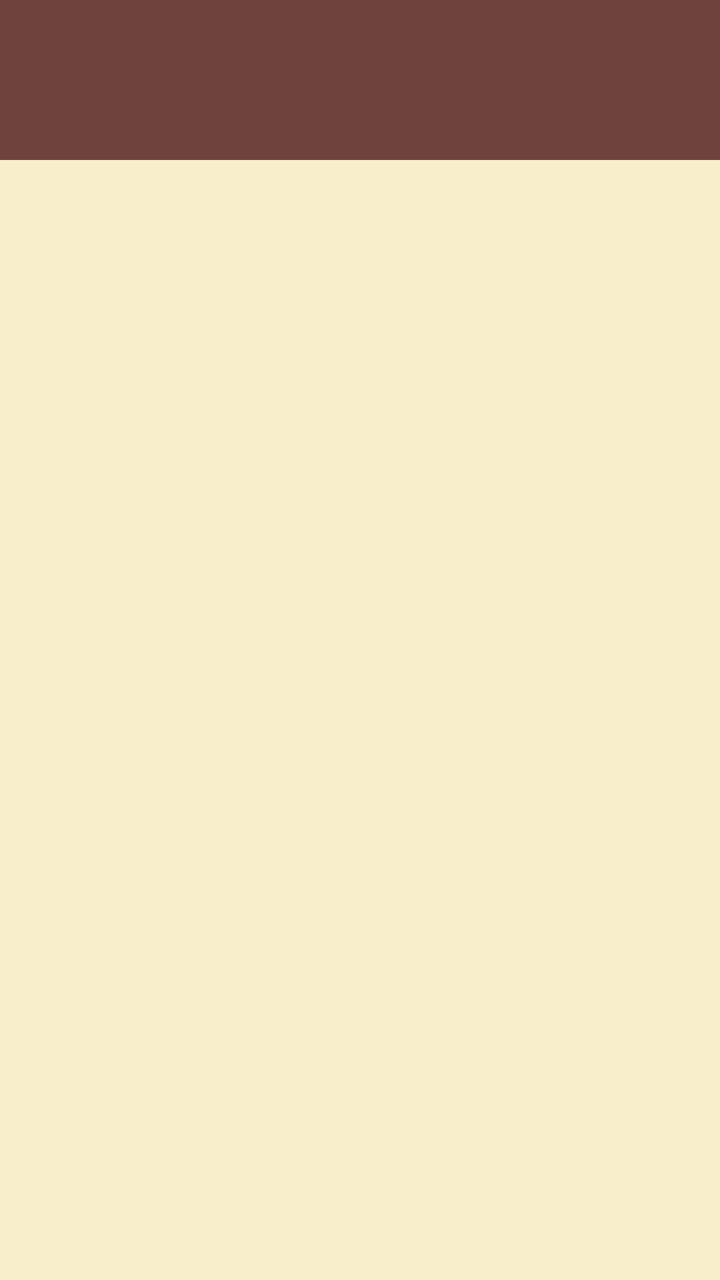
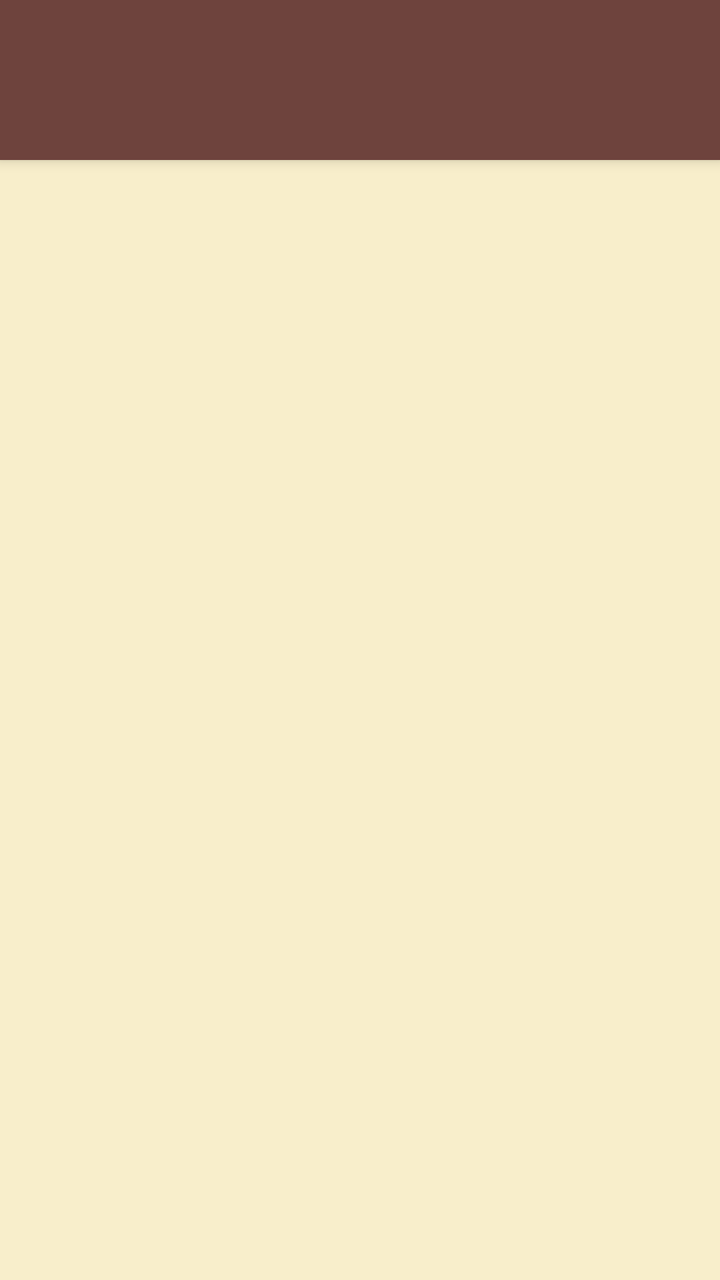

Screens rendered from an Android XML layout before and after an edit, with the pre-edit source and the edit as a unified diff.
<!-- AndroidManifest.xml: application theme Theme.BurgerBox -->
<!-- res/layout/activity_base.xml -->
<?xml version="1.0" encoding="utf-8"?>
<androidx.coordinatorlayout.widget.CoordinatorLayout
    xmlns:android="http://schemas.android.com/apk/res/android"
    xmlns:app="http://schemas.android.com/apk/res-auto"
    android:id="@+id/base_root"
    android:layout_width="match_parent"
    android:layout_height="match_parent"
    android:fitsSystemWindows="true">

    <com.google.android.material.appbar.AppBarLayout
        android:id="@+id/appbar"
        android:layout_width="match_parent"
        android:layout_height="wrap_content"
        android:theme="@style/ThemeOverlay.MaterialComponents.Dark.ActionBar"
        android:elevation="6dp">


    </com.google.android.material.appbar.AppBarLayout>

    <FrameLayout
        android:id="@+id/content_frame"
        android:layout_width="match_parent"
        android:layout_height="match_parent"
        android:background="?attr/colorBackgroundFloating"
        app:layout_behavior="@string/appbar_scrolling_view_behavior" >

        <androidx.appcompat.widget.Toolbar
            android:id="@+id/my_toolbar"
            android:layout_width="match_parent"
            android:layout_height="wrap_content"
            android:background="?attr/colorPrimary"
            android:minHeight="80dp"
            app:contentInsetStartWithNavigation="0dp" />
    </FrameLayout>


</androidx.coordinatorlayout.widget.CoordinatorLayout>
<!-- resources referenced by this layout -->
<resources>
  <style name="Theme.BurgerBox" parent="Theme.MaterialComponents.DayNight.NoActionBar">
          
          <item name="colorPrimary">@color/russet</item>
          <item name="colorPrimaryVariant">@color/russet</item>
          <item name="colorOnPrimary">@android:color/white</item>
  
          <item name="colorSecondary">@color/fire_red</item>
          <item name="colorSecondaryVariant">@color/saffron</item>
          <item name="colorOnSecondary">@android:color/white</item>
  
          
          <item name="android:windowBackground">@color/vanilla_cream</item>
          <item name="colorSurface">@color/vanilla_cream</item>
          <item name="colorBackgroundFloating">@color/vanilla_cream</item>
          <item name="colorOnBackground">@color/retro_green</item>
  
          
          <item name="android:textColor">@color/russet</item>
          <item name="android:textColorPrimary">@color/russet</item>
          <item name="android:textColorSecondary">@color/retro_green</item>
  
          
          <item name="toolbarStyle">@style/Widget.BurgerBox.Toolbar</item>
  
          
          <item name="materialButtonStyle">@style/Widget.BurgerBox.Button</item>
  
          
          <item name="shapeAppearanceMediumComponent">@style/ShapeAppearance.MediumComponent</item>
      </style>
  <color name="russet">#6E433D</color>
  <color name="fire_red">#D23D2D</color>
  <color name="saffron">#F5C065</color>
  <color name="vanilla_cream">#F8EECB</color>
  <color name="retro_green">#31603D</color>
  <style name="Widget.BurgerBox.Toolbar" parent="Widget.MaterialComponents.Toolbar">
          <item name="android:background">@color/retro_green</item>
          <item name="titleTextColor">@android:color/white</item>
          <item name="subtitleTextColor">@color/saffron</item>
          <item name="navigationIconTint">@android:color/white</item>
      </style>
  <style name="Widget.BurgerBox.Button" parent="Widget.MaterialComponents.Button">
          <item name="backgroundTint">@color/fire_red</item>
          <item name="android:textColor">@android:color/white</item>
          <item name="cornerRadius">12dp</item>
          <item name="rippleColor">@color/saffron</item>
      </style>
  <style name="ShapeAppearance.MediumComponent" parent="">
          <item name="cornerFamily">rounded</item>
          <item name="cornerSize">12dp</item>
      </style>
</resources>

<!-- the commit's change to res/layout/activity_base.xml (unified diff, before → after) -->
@@ -14,6 +14,13 @@
         android:theme="@style/ThemeOverlay.MaterialComponents.Dark.ActionBar"
         android:elevation="6dp">
 
+    <androidx.appcompat.widget.Toolbar
+        android:id="@+id/my_toolbar"
+        android:layout_width="match_parent"
+        android:layout_height="wrap_content"
+        android:background="?attr/colorPrimary"
+        android:minHeight="80dp"
+        app:contentInsetStartWithNavigation="0dp" />
 
     </com.google.android.material.appbar.AppBarLayout>
 
@@ -22,16 +29,7 @@
         android:layout_width="match_parent"
         android:layout_height="match_parent"
         android:background="?attr/colorBackgroundFloating"
-        app:layout_behavior="@string/appbar_scrolling_view_behavior" >
-
-        <androidx.appcompat.widget.Toolbar
-            android:id="@+id/my_toolbar"
-            android:layout_width="match_parent"
-            android:layout_height="wrap_content"
-            android:background="?attr/colorPrimary"
-            android:minHeight="80dp"
-            app:contentInsetStartWithNavigation="0dp" />
-    </FrameLayout>
+        app:layout_behavior="@string/appbar_scrolling_view_behavior" />
 
 
 </androidx.coordinatorlayout.widget.CoordinatorLayout>
